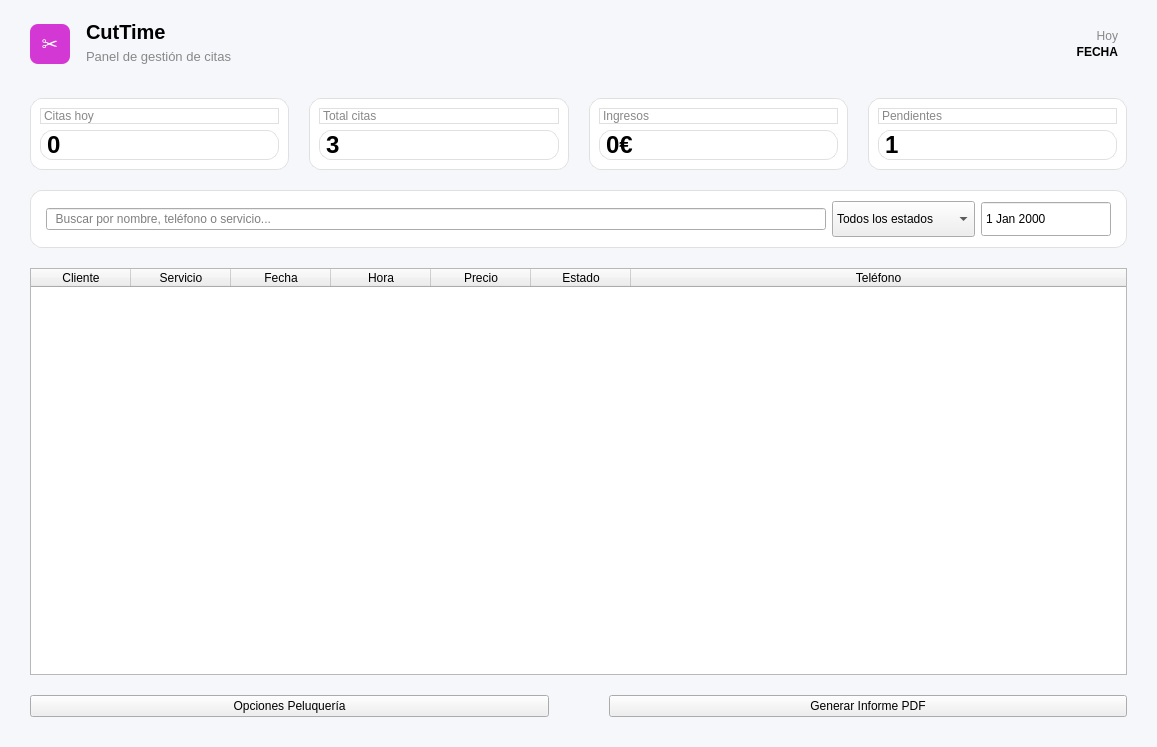
Before: the Qt Designer form desktop_app/ui/cutTime_dashboard.ui in Miguerep/ProyectoGestionReservas, drawn with Qt 5.
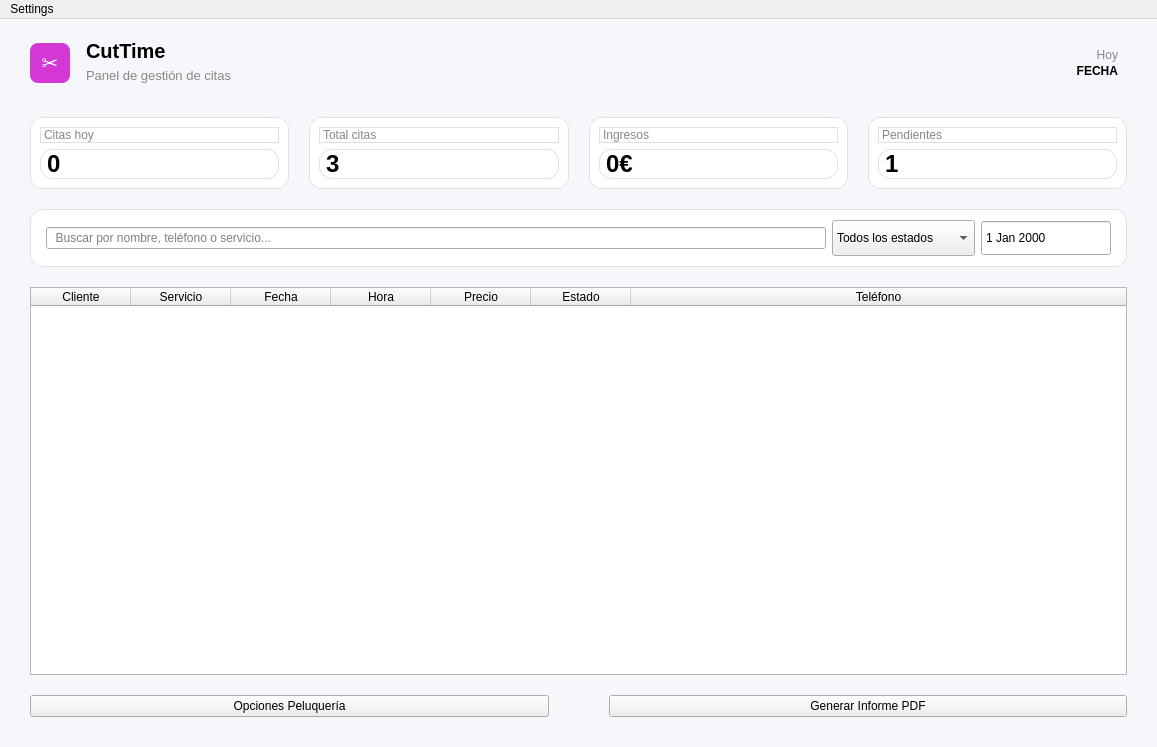
After: the same form once the commit is applied.

Patch:
```diff
--- a/desktop_app/ui/cutTime_dashboard.ui
+++ b/desktop_app/ui/cutTime_dashboard.ui
@@ -509,6 +509,35 @@
     </item>
    </layout>
   </widget>
+  <widget class="QMenuBar" name="menuBar">
+   <property name="geometry">
+    <rect>
+     <x>0</x>
+     <y>0</y>
+     <width>1157</width>
+     <height>33</height>
+    </rect>
+   </property>
+   <widget class="QMenu" name="menuSettings">
+    <property name="title">
+     <string>Settings</string>
+    </property>
+    <addaction name="separator"/>
+    <addaction name="actionCerrar_Sesi_n"/>
+    <addaction name="actionAjustes_App"/>
+   </widget>
+   <addaction name="menuSettings"/>
+  </widget>
+  <action name="actionCerrar_Sesi_n">
+   <property name="text">
+    <string>Cerrar Sesión</string>
+   </property>
+  </action>
+  <action name="actionAjustes_App">
+   <property name="text">
+    <string>Ajustes App</string>
+   </property>
+  </action>
  </widget>
  <resources/>
  <connections/>
```
Left out of the diff: 3 changed lines with no effect on the pictures.
